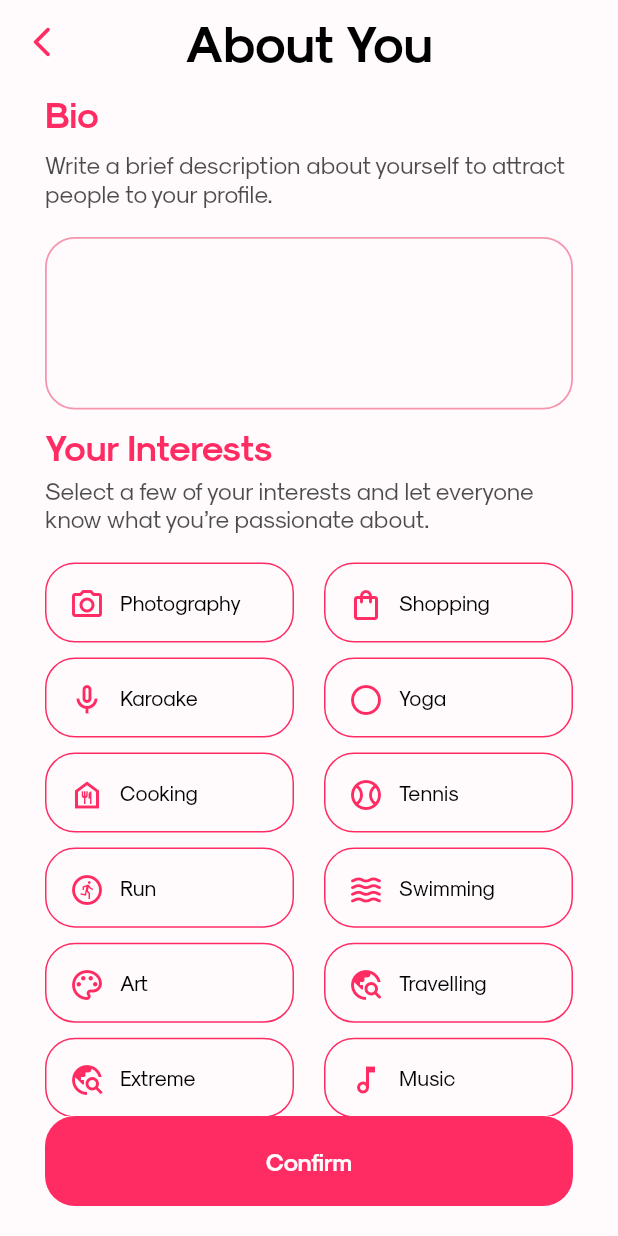
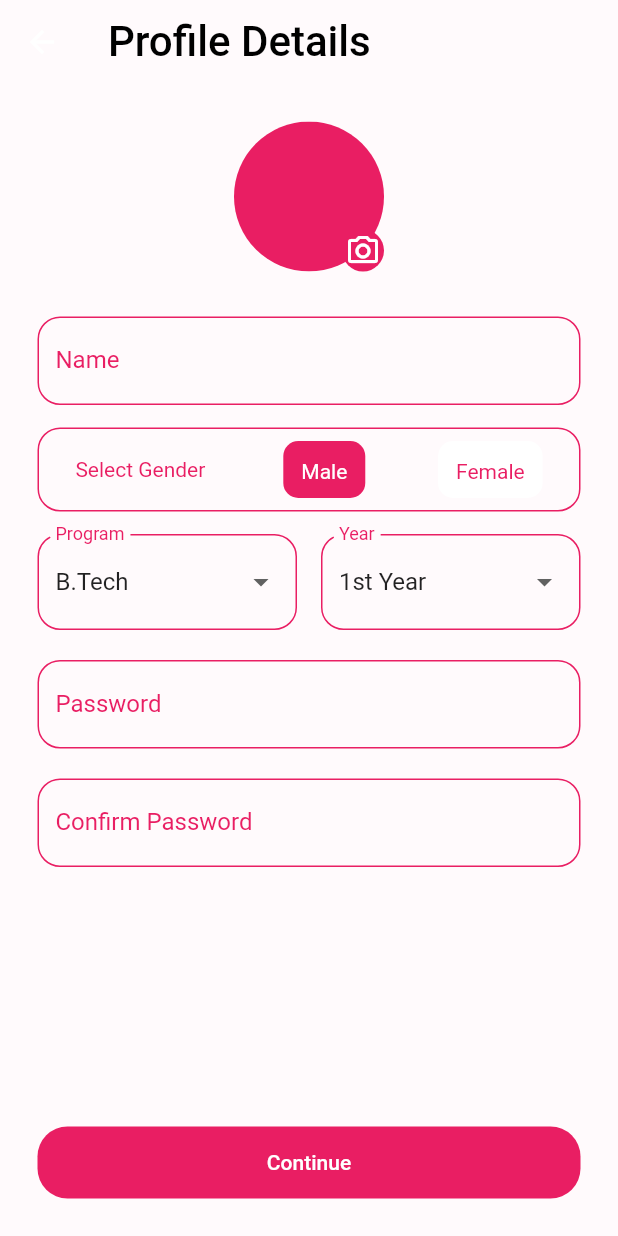
Before and after one commit to swciitg/college_cupid, a Flutter app: the screen it shows after launch, after a tap on "Continue with Outlook", on a phone screen of 412 x 824 dp. Run offline on Flutter 3.47's test engine with Material 2 defaults, Android fonts, the phone set to English and light mode, and no system bars; our stand-ins replace expandable_text, google_fonts, image_picker, page_transition; missing offline and left inert: flutter_timer_countdown.

Commit message:
Profile Details Screen Cupid2 is implemented

```diff
--- a/lib/screens/authentication/sign_in.dart
+++ b/lib/screens/authentication/sign_in.dart
@@ -1,4 +1,5 @@
 import 'package:college_cupid/screens/about_you/about_you.dart';
+import 'package:college_cupid/screens/profile/profile_details.dart';
 import 'package:flutter/material.dart';
 import 'package:page_transition/page_transition.dart';
 
@@ -52,7 +53,7 @@ class _SignInState extends State<SignIn> {
                   Navigator.push(
                     context,
                     PageTransition(
-                      child: const AboutYouScreen(),
+                      child: const ProfileDetails(),
                       type: PageTransitionType.rightToLeftWithFade,
                       curve: Curves.decelerate,
                     ),
--- /dev/null
+++ b/lib/screens/profile/profile_details.dart
@@ -0,0 +1,320 @@
+import 'dart:io';
+
+import 'package:college_cupid/screens/about_you/about_you.dart';
+import 'package:college_cupid/shared/colors.dart';
+import 'package:flutter/material.dart';
+import 'package:flutter/services.dart';
+import 'package:image_picker/image_picker.dart';
+
+class ProfileDetails extends StatefulWidget {
+  const ProfileDetails({super.key});
+
+  @override
+  State<ProfileDetails> createState() => _ProfileDetailsState();
+}
+
+class _ProfileDetailsState extends State<ProfileDetails> {
+  bool isMale = true;
+  File? image;
+  List<String> programs = ['B.Tech', 'B.Sc', 'M.Tech', 'PHd', 'M.Sc', 'M.BA'];
+  var selectedValue1 = 'B.Tech';
+
+  List<String> year = [
+    '1st Year',
+    '2nd Year',
+    '3rd Year',
+    '4th Year',
+    '5th Year',
+    '6th Year'
+  ];
+  var selectedValue2 = '1st Year';
+
+  Future<void> pickImage(ImageSource source) async {
+    try {
+      final image = await ImagePicker().pickImage(source: source);
+      if (image == null) return;
+
+      final imageTemporary = File(image.path);
+      setState(() {
+        this.image = imageTemporary;
+      });
+    } catch (e) {
+      print('Error picking image: $e');
+    }
+  }
+
+  @override
+  Widget build(BuildContext context) {
+    return Scaffold(
+      resizeToAvoidBottomInset: false,
+      backgroundColor: CupidColors.backgroundColor,
+      appBar: AppBar(
+        backgroundColor: Colors.transparent,
+        elevation: 0,
+        title: Text('Profile Details',
+            textAlign: TextAlign.start,
+            style: TextStyle(
+              color: Colors.black,
+              fontSize: 28,
+            )),
+      ),
+      body: Padding(
+        padding: const EdgeInsets.all(25.0),
+        child: Column(
+          children: [
+            Stack(children: [
+              GestureDetector(
+                  onTap: () {
+                    setState(() {
+                      pickImage(ImageSource.gallery);
+                    });
+                  },
+                  child: image != null
+                      ? ClipOval(
+                          child: Image.file(
+                          image!,
+                          width: 100,
+                          height: 100,
+                          fit: BoxFit.cover,
+                        ))
+                      : ClipOval(
+                          child: Container(
+                            width: 100,
+                            height: 100,
+                            color: Colors.pink,
+                          ),
+                        )),
+              Positioned(
+                  bottom: 0,
+                  right: 0,
+                  child: Container(
+                      decoration: BoxDecoration(
+                          color: Colors.pink, shape: BoxShape.circle),
+                      child: Padding(
+                        padding: const EdgeInsets.all(2.0),
+                        child: Icon(Icons.camera_alt_outlined,
+                            color: Colors.white),
+                      )))
+            ]),
+            Padding(padding: EdgeInsets.only(top: 30)),
+            TextField(
+              focusNode: FocusNode(),
+              decoration: InputDecoration(
+                labelText: "Name",
+                floatingLabelAlignment: FloatingLabelAlignment.start,
+                labelStyle: TextStyle(color: Colors.pink),
+                focusedBorder: const OutlineInputBorder(
+                  borderSide: BorderSide(color: Colors.pink, width: 1),
+                  borderRadius: BorderRadius.all(
+                    Radius.circular(15),
+                  ),
+                ),
+                enabledBorder: const OutlineInputBorder(
+                  borderSide: BorderSide(color: Colors.pink, width: 1),
+                  borderRadius: BorderRadius.all(
+                    Radius.circular(15),
+                  ),
+                ),
+              ),
+            ),
+            Padding(padding: EdgeInsets.only(top: 15)),
+            Container(
+              height: 56,
+              decoration: BoxDecoration(
+                  border: Border.all(
+                    color: Colors.pink,
+                  ),
+                  borderRadius: BorderRadius.circular(15)),
+              child: Row(
+                  mainAxisAlignment: MainAxisAlignment.spaceAround,
+                  children: [
+                    Text(
+                      'Select Gender ',
+                      style: TextStyle(
+                        color: Colors.pink,
+                      ),
+                    ),
+                    GestureDetector(
+                      onTap: () {
+                        setState(() {
+                          isMale = true;
+                        });
+                      },
+                      child: Container(
+                        margin: EdgeInsets.only(top: 8, bottom: 8),
+                        decoration: BoxDecoration(
+                            color: isMale ? Colors.pink : Colors.white,
+                            borderRadius: BorderRadius.circular(10)),
+                        child: Center(
+                            child: Padding(
+                          padding: const EdgeInsets.all(12.0),
+                          child: Text(
+                            "Male",
+                            style: TextStyle(
+                                color: isMale ? Colors.white : Colors.pink),
+                          ),
+                        )),
+                      ),
+                    ),
+                    GestureDetector(
+                      onTap: () {
+                        setState(() {
+                          isMale = false;
+                        });
+                      },
+                      child: Container(
+                        margin: EdgeInsets.only(top: 8, bottom: 8),
+                        decoration: BoxDecoration(
+                            color: !isMale ? Colors.pink : Colors.white,
+                            borderRadius: BorderRadius.circular(10)),
+                        child: Center(
+                            child: Padding(
+                          padding: const EdgeInsets.all(12.0),
+                          child: Text(
+                            "Female",
+                            style: TextStyle(
+                                color: !isMale ? Colors.white : Colors.pink),
+                          ),
+                        )),
+                      ),
+                    )
+                  ]),
+            ),
+            Padding(padding: EdgeInsets.only(top: 15)),
+            Row(
+              mainAxisAlignment: MainAxisAlignment.spaceAround,
+              children: [
+                Expanded(
+                  child: DropdownButtonFormField<String>(
+                    value: selectedValue1,
+                    items: programs.map((String item) {
+                      return DropdownMenuItem<String>(
+                        value: item,
+                        child: Text(item),
+                      );
+                    }).toList(),
+                    onChanged: (value) {
+                      setState(() {
+                        selectedValue1 = value!;
+                      });
+                    },
+                    icon: const Icon(
+                      Icons.arrow_drop_down,
+                    ),
+                    decoration: InputDecoration(
+                        labelText: "Program",
+                        labelStyle: TextStyle(color: Colors.pink),
+                        border: OutlineInputBorder(
+                          borderRadius: BorderRadius.circular(15),
+                        ),
+                        enabledBorder: OutlineInputBorder(
+                          borderSide: BorderSide(color: Colors.pink),
+                          borderRadius: BorderRadius.circular(15),
+                        )),
+                  ),
+                ),
+                SizedBox(width: 16), // Add some spacing between dropdowns
+                Expanded(
+                  child: DropdownButtonFormField<String>(
+                    value: selectedValue2,
+                    items: year.map((String item) {
+                      return DropdownMenuItem<String>(
+                        value: item,
+                        child: Text(item),
+                      );
+                    }).toList(),
+                    onChanged: (value) {
+                      setState(() {
+                        selectedValue2 = value!;
+                      });
+                    },
+                    icon: const Icon(
+                      Icons.arrow_drop_down,
+                    ),
+                    decoration: InputDecoration(
+                        labelText: "Year",
+                        labelStyle: TextStyle(color: Colors.pink),
+                        border: OutlineInputBorder(
+                          borderRadius: BorderRadius.circular(15),
+                        ),
+                        enabledBorder: OutlineInputBorder(
+                          borderSide: BorderSide(color: Colors.pink),
+                          borderRadius: BorderRadius.circular(15),
+                        )),
+                  ),
+                ),
+              ],
+            ),
+            Padding(padding: EdgeInsets.only(top: 20)),
+            TextField(
+              focusNode: FocusNode(),
+              decoration: InputDecoration(
+                label: Text(
+                  "Password",
+                  style: TextStyle(color: Colors.pink),
+                ),
+                floatingLabelAlignment: FloatingLabelAlignment.start,
+                labelStyle: TextStyle(color: Colors.pink),
+                focusedBorder: const OutlineInputBorder(
+                  borderSide: BorderSide(color: Colors.pink, width: 1),
+                  borderRadius: BorderRadius.all(
+                    Radius.circular(15),
+                  ),
+                ),
+                enabledBorder: const OutlineInputBorder(
+                  borderSide: BorderSide(color: Colors.pink, width: 1),
+                  borderRadius: BorderRadius.all(
+                    Radius.circular(15),
+                  ),
+                ),
+              ),
+            ),
+            Padding(padding: EdgeInsets.only(top: 20)),
+            TextField(
+              focusNode: FocusNode(),
+              decoration: InputDecoration(
+                labelText: "Confirm Password",
+                floatingLabelAlignment: FloatingLabelAlignment.start,
+                labelStyle: TextStyle(color: Colors.pink),
+                focusedBorder: const OutlineInputBorder(
+                  borderSide: BorderSide(color: Colors.pink, width: 1),
+                  borderRadius: BorderRadius.all(
+                    Radius.circular(15),
+                  ),
+                ),
+                enabledBorder: const OutlineInputBorder(
+                  borderSide: BorderSide(color: Colors.pink, width: 1),
+                  borderRadius: BorderRadius.all(
+                    Radius.circular(15),
+                  ),
+                ),
+              ),
+            ),
+            Expanded(child: SizedBox()),
+            Container(
+              width: double.maxFinite,
+              decoration: BoxDecoration(
+                borderRadius: BorderRadius.circular(20),
+                color: Colors.pink,
+              ),
+              child: MaterialButton(
+                onPressed: () {
+                  // Button onPressed code here
+                  // go to ABOUT You Screen
+                  Navigator.push(
+                      context,
+                      MaterialPageRoute(
+                          builder: (context) => AboutYouScreen()));
+                },
+                child: Text(
+                  'Continue',
+                  style: TextStyle(color: Colors.white),
+                ),
+              ),
+            )
+          ],
+        ),
+      ),
+    );
+  }
+}
--- a/pubspec.yaml
+++ b/pubspec.yaml
@@ -31,6 +31,7 @@ dependencies:
   flutter:
     sdk: flutter
   expandable_text: ^2.3.0
+  image_picker: ^1.0.4
 
 
   # The following adds the Cupertino Icons font to your application.
```
Also changed, not shown: pubspec.lock, 1 other file.
